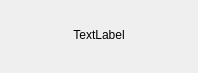
Above: src/Quest.ui from LaceyGSC/CPlusPlus-QT-CS3503-EducationalApp before the change. Below: the same form after it.
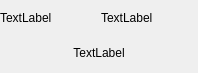
That is the form after the change.

What changed in the file:
```diff
--- a/src/Quest.ui
+++ b/src/Quest.ui
@@ -32,7 +32,21 @@
    <property name="verticalSpacing">
     <number>0</number>
    </property>
-   <item row="1" column="0">
+   <item row="0" column="0">
+    <widget class="QLabel" name="dummy1">
+     <property name="text">
+      <string>TextLabel</string>
+     </property>
+    </widget>
+   </item>
+   <item row="0" column="1">
+    <widget class="QLabel" name="dummy2">
+     <property name="text">
+      <string>TextLabel</string>
+     </property>
+    </widget>
+   </item>
+   <item row="1" column="0" colspan="2">
     <widget class="QLabel" name="title">
      <property name="frameShape">
       <enum>QFrame::NoFrame</enum>
```
